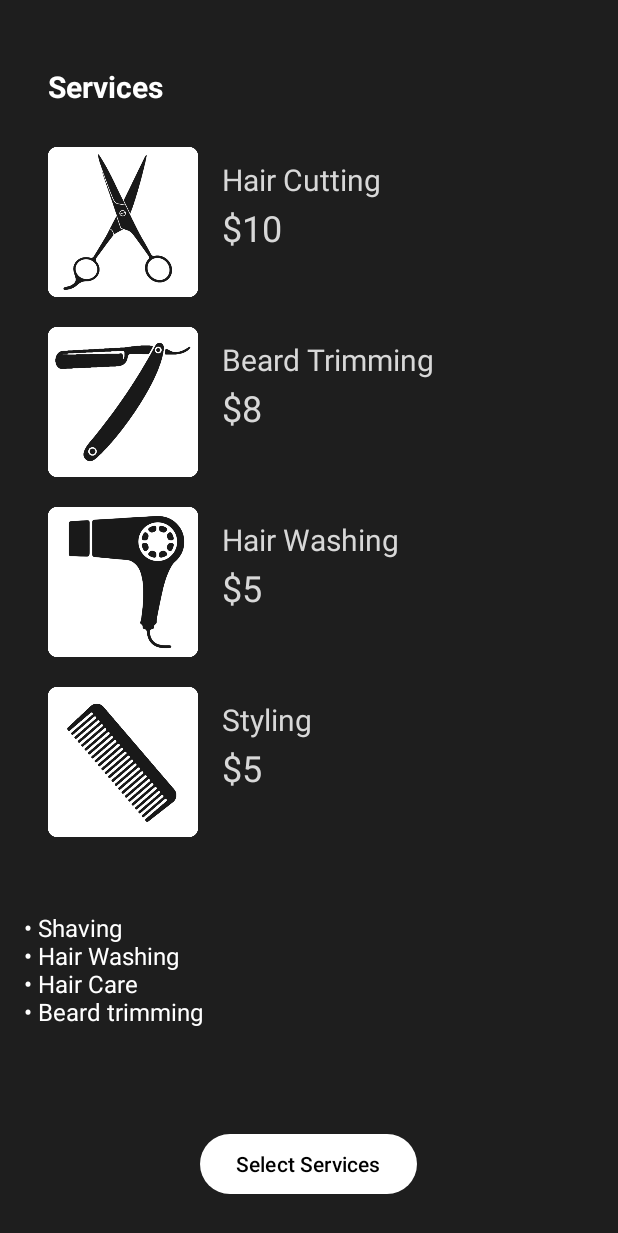
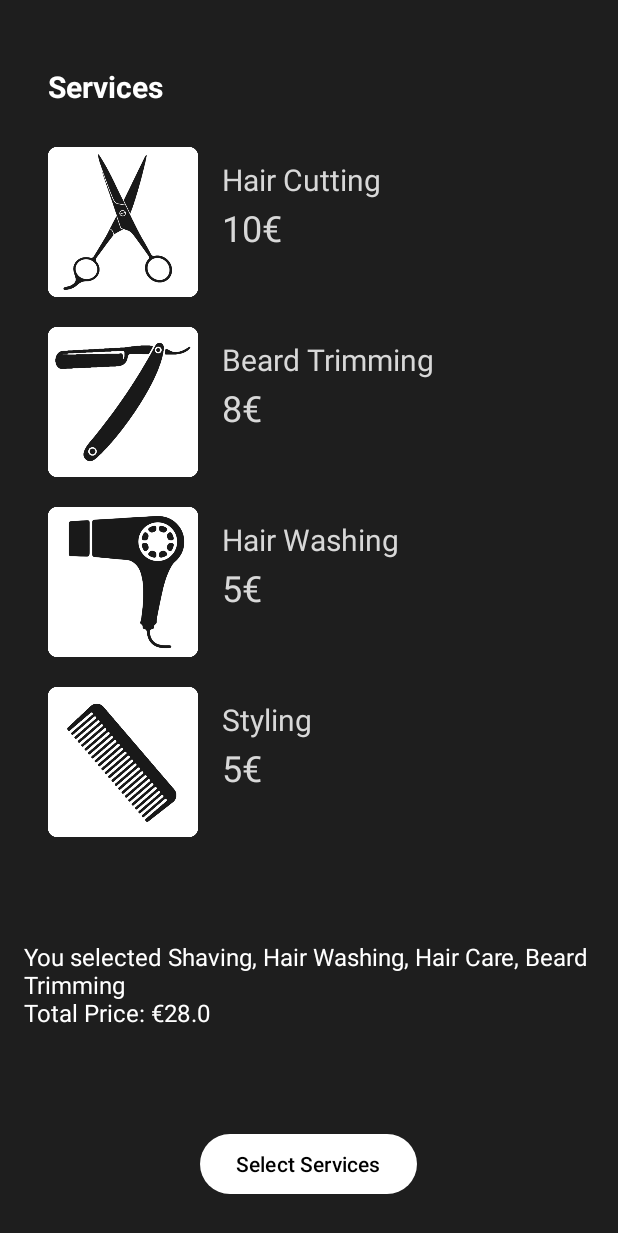
Before and after one commit to DankPsycho/ClipNSnip, an Android app: the ServicesActivity screen opened directly, with no data from a screen before it, after a tap on an icon or button, on a phone screen of 412 x 824 dp. Shown: the top 1233 px of the screen. Run offline under Robolectric (Android 15) with nearby library versions, the phone set to English and light mode, and no system bars; 3 other taps on this screen came first.

Commit message:
Polished ServicesActivity.java and activity_services.xml Added prices Refactored TimeAndDateActivity.java and activity_time_and_date.xml

```diff
--- a/app/src/main/AndroidManifest.xml
+++ b/app/src/main/AndroidManifest.xml
@@ -19,7 +19,7 @@
             android:name=".ServicesActivity"
             android:exported="false" />
         <activity
-            android:name=".ConfirmationActivity"
+            android:name=".TimeAndDateActivity"
             android:exported="false" />
         <activity
             android:name=".MainActivity"
--- a/app/src/main/java/com/example/myapplication/ServicesActivity.java
+++ b/app/src/main/java/com/example/myapplication/ServicesActivity.java
@@ -15,6 +15,14 @@ public class ServicesActivity extends AppCompatActivity {
     private ToggleButton toggleButton4;
     private TextView statusTextView;
 
+
+    private double hairCuttingPrice = 10.0;
+    private double beardTrimmingPrice = 8.0;
+    private double hairWashingPrice = 5.0;
+    private double stylingPrice = 5.0;
+    private double totalPrice = 0.0;
+
+
     @Override
     protected void onCreate(Bundle savedInstanceState) {
         super.onCreate(savedInstanceState);
@@ -23,7 +31,7 @@ public class ServicesActivity extends AppCompatActivity {
         Button reservationButton = findViewById(R.id.button_select_services);
         reservationButton.setOnClickListener(v -> {
             // Handle button click and navigate to the ConfirmationActivity
-            Intent intent = new Intent(ServicesActivity.this, ConfirmationActivity.class);
+            Intent intent = new Intent(ServicesActivity.this, TimeAndDateActivity.class);
             intent.putExtra("selectedService", getSelectedService());
             startActivity(intent);
         });
@@ -47,44 +55,56 @@ public class ServicesActivity extends AppCompatActivity {
     // Update the statusTextView text based on the toggled buttons
     private void updateStatusText() {
         StringBuilder status = new StringBuilder();
+        StringBuilder selectedServices = new StringBuilder();
+
+        totalPrice = 0.0; // Reset the total price
+
         if (toggleButton1.isChecked()) {
             status.append("• Shaving\n");
-        } else {
-            status.append("\n");
+            selectedServices.append("Shaving, ");
+            totalPrice += hairCuttingPrice;
         }
         if (toggleButton2.isChecked()) {
             status.append("• Hair Washing\n");
-        } else {
-            status.append("\n");
+            selectedServices.append("Hair Washing, ");
+            totalPrice += hairWashingPrice;
         }
         if (toggleButton3.isChecked()) {
             status.append("• Hair Care\n");
-        } else {
-            status.append("\n");
+            selectedServices.append("Hair Care, ");
+            totalPrice += stylingPrice;
         }
         if (toggleButton4.isChecked()) {
             status.append("• Beard trimming\n");
-        } else {
-            status.append("\n");
+            selectedServices.append("Beard Trimming, ");
+            totalPrice += beardTrimmingPrice;
         }
 
-        statusTextView.setText(status.toString());
+        if (selectedServices.length() > 0) {
+            // Remove the trailing comma and space
+            selectedServices.delete(selectedServices.length() - 2, selectedServices.length());
+
+            statusTextView.setText("You selected " + selectedServices.toString() + "\nTotal Price: €" + totalPrice);
+        } else {
+            statusTextView.setText("Please select at least one service.");
+        }
     }
+
 
     // Get the selected service
     private String getSelectedService() {
         StringBuilder selectedService = new StringBuilder();
         if (toggleButton1.isChecked()) {
-            selectedService.append("Service1, ");
+            selectedService.append("Service1 (Shaving), ");
         }
         if (toggleButton2.isChecked()) {
-            selectedService.append("Service2, ");
+            selectedService.append("Service2 (Hair Washing), ");
         }
         if (toggleButton3.isChecked()) {
-            selectedService.append("Service3, ");
+            selectedService.append("Service3 (Hair Care), ");
         }
         if (toggleButton4.isChecked()) {
-            selectedService.append("Service4, ");
+            selectedService.append("Service4 (Beard trimming), ");
         }
 
         // Remove the trailing comma and space
@@ -92,6 +112,9 @@ public class ServicesActivity extends AppCompatActivity {
             selectedService.delete(selectedService.length() - 2, selectedService.length());
         }
 
+        selectedService.append("\nTotal Price: $" + totalPrice); // Append total price
+
         return selectedService.toString();
     }
+
 }
--- a/app/src/main/java/com/example/myapplication/ConfirmationActivity.java
+++ b/app/src/main/java/com/example/myapplication/TimeAndDateActivity.java
@@ -12,7 +12,7 @@ import java.text.SimpleDateFormat;
 import java.util.Date;
 import java.util.Locale;
 
-public class ConfirmationActivity extends AppCompatActivity {
+public class TimeAndDateActivity extends AppCompatActivity {
 
     private DBHelper dbHelper;
     private SQLiteDatabase database;
@@ -22,7 +22,7 @@ public class ConfirmationActivity extends AppCompatActivity {
     @Override
     protected void onCreate(Bundle savedInstanceState) {
         super.onCreate(savedInstanceState);
-        setContentView(R.layout.activity_confirmation);
+        setContentView(R.layout.activity_time_and_date);
 
         // Get the selected service from the intent extras
         String selectedService = getIntent().getStringExtra("selectedService");
--- a/app/src/main/res/layout/activity_services.xml
+++ b/app/src/main/res/layout/activity_services.xml
@@ -51,7 +51,7 @@
         android:layout_height="wrap_content"
         android:layout_marginStart="16dp"
         android:layout_marginTop="2dp"
-        android:text="$10"
+        android:text="10€"
         android:textColor="#D8D8D8"
         android:textSize="24sp"
         app:layout_constraintStart_toEndOf="@id/toggleButton1"
@@ -88,7 +88,7 @@
         android:layout_height="wrap_content"
         android:layout_marginStart="16dp"
         android:layout_marginTop="2dp"
-        android:text="$8"
+        android:text="8€"
         android:textColor="#D8D8D8"
         android:textSize="24sp"
         app:layout_constraintStart_toEndOf="@id/toggleButton2"
@@ -124,7 +124,7 @@
         android:layout_height="wrap_content"
         android:layout_marginStart="16dp"
         android:layout_marginTop="2dp"
-        android:text="$5"
+        android:text="5€"
         android:textColor="#D8D8D8"
         android:textSize="24sp"
         app:layout_constraintStart_toEndOf="@id/toggleButton3"
@@ -160,7 +160,7 @@
         android:layout_height="wrap_content"
         android:layout_marginStart="16dp"
         android:layout_marginTop="2dp"
-        android:text="$5"
+        android:text="5€"
         android:textColor="#D8D8D8"
         android:textSize="24sp"
         app:layout_constraintStart_toEndOf="@id/toggleButton4"
--- a/app/src/main/res/layout/activity_confirmation.xml
+++ b/app/src/main/res/layout/activity_time_and_date.xml
@@ -10,7 +10,7 @@
         android:id="@+id/textViewTitle"
         android:layout_width="wrap_content"
         android:layout_height="wrap_content"
-        android:text="Reservation"
+        android:text="Time and date"
         android:textSize="24sp"
         android:textColor="#FFFFFF"
         app:layout_constraintTop_toTopOf="parent"
```
